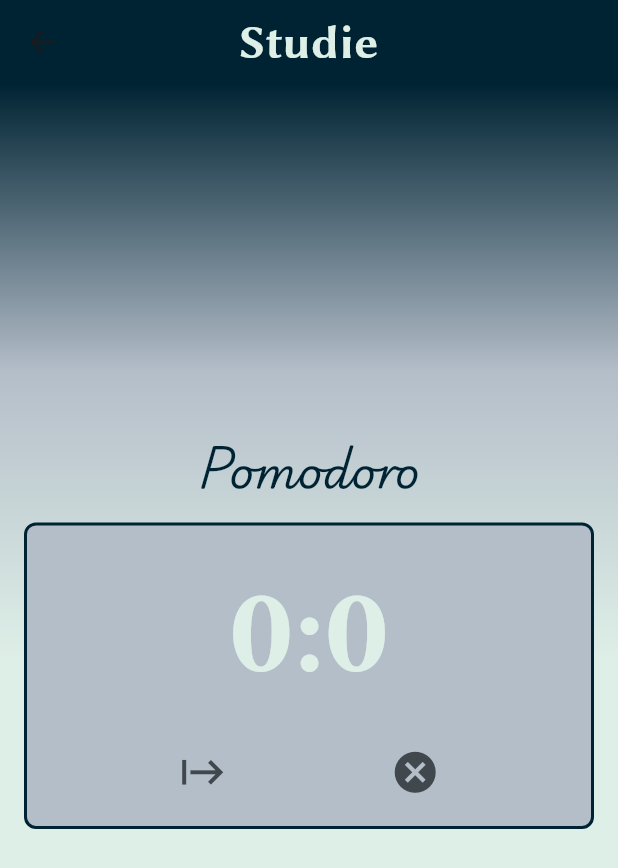
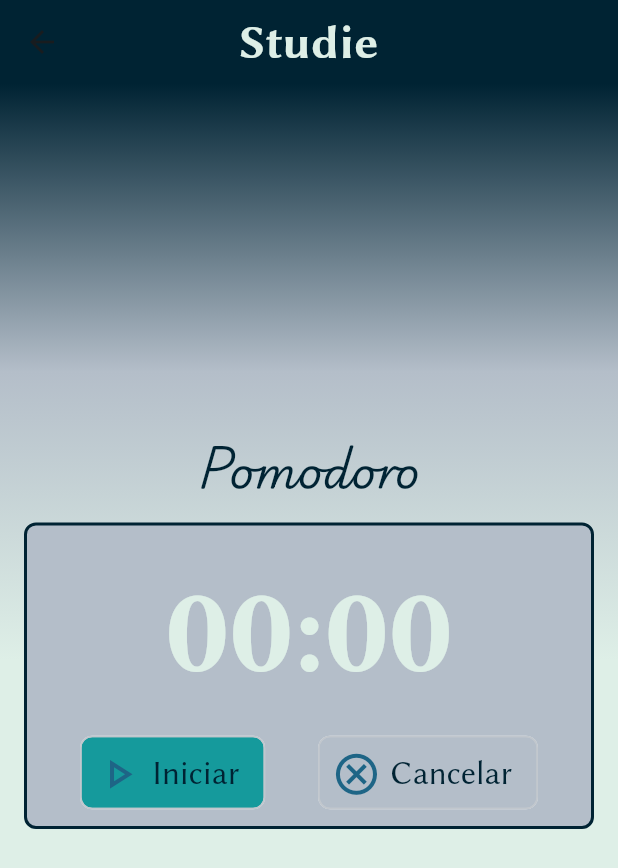
Before and after one commit to DanielBrown1998/studie, a Flutter app: the TimerScreen screen opened directly, on a phone screen of 412 x 824 dp. Shown: the top 868 px of the screen. Run offline on Flutter 3.47's test engine with Material 3 defaults, Android fonts, the phone set to English and light mode, and no system bars; our stand-ins replace carousel_slider, drift, drift_flutter, firebase_core, get, lottie; accounts and stored records are empty; generated files the repository leaves out were written again.

Commit message:
feat: layout button in timer page

```diff
--- a/app/lib/ui/screens/timer/logic/timer_logic.dart
+++ b/app/lib/ui/screens/timer/logic/timer_logic.dart
@@ -6,6 +6,7 @@ class TimerLogic extends GetxController with StateMixin<Duration> {
   Rx<Duration> time = Duration.zero.obs;
   Timer timer = Timer(Duration.zero, () {});
   RxBool isPlaying = false.obs;
+  final int timeLimit = 25;
 
   RxStatus success = RxStatus.success();
   RxStatus loading = RxStatus.loading();
@@ -29,7 +30,7 @@ class TimerLogic extends GetxController with StateMixin<Duration> {
     isPlaying.value = true;
     timer = Timer.periodic(Duration(seconds: 1), (timer) {
       time.value += Duration(seconds: 1);
-      if (time.value >= Duration(minutes: 1)) {
+      if (time.value >= Duration(minutes: timeLimit)) {
         cancelTimer();
         change(Duration.zero, status: empty);
         //TODO emitir alarme;
@@ -41,16 +42,14 @@ class TimerLogic extends GetxController with StateMixin<Duration> {
   pauseTimer() {
     if (isPlaying.value) {
       timer.cancel();
-      isPlaying.value = !isPlaying.value;
+      isPlaying.value = false;
     }
   }
 
   cancelTimer() {
-    if (isPlaying.value) {
-      timer.cancel();
-      time.value = Duration.zero;
-      isPlaying.value = !isPlaying.value;
-    }
+    timer.cancel();
+    time.value = Duration.zero;
+    isPlaying.value = false;
   }
 
   @override
--- a/app/lib/ui/screens/timer/page/timer.dart
+++ b/app/lib/ui/screens/timer/page/timer.dart
@@ -92,7 +92,7 @@ class TimerScreen extends GetView<TimerLogic> {
                         mainAxisSize: MainAxisSize.max,
                         children: [
                           Text(
-                            "${controller.time.value.inMinutes}:${controller.time.value.inSeconds % 60}",
+                            "${controller.time.value.inMinutes.toString().padLeft(2, "0")}:${(controller.time.value.inSeconds % 60).toString().padLeft(2, "0")}",
                             style: StudieTheme.textTheme.titleLarge!.copyWith(
                               fontSize: Get.height * .1,
                             ),
@@ -103,30 +103,68 @@ class TimerScreen extends GetView<TimerLogic> {
                             mainAxisSize: MainAxisSize.max,
                             children: [
                               (!controller.isPlaying.value)
-                                  ? IconButton(
-                                    icon: Icon(
-                                      Icons.start,
-                                      size: Get.height * .04,
+                                  ? InkWell(
+                                    splashColor: StudieTheme.primaryColor,
+
+                                    child: Chip(
+                                      backgroundColor:
+                                          StudieTheme.secondaryColor,
+                                      elevation: 10,
+                                      label: Text(
+                                        "Iniciar".tr,
+                                        style: StudieTheme.textTheme.bodyMedium,
+                                      ),
+                                      avatar: Center(
+                                        child: Icon(
+                                          Icons.play_arrow_outlined,
+                                          size: Get.height * .04,
+                                        ),
+                                      ),
                                     ),
-                                    onPressed: () {
+                                    onTap: () {
                                       controller.startTimer();
                                     },
                                   )
-                                  : IconButton(
-                                    icon: Icon(
-                                      Icons.pause,
-                                      size: Get.height * .04,
+                                  : InkWell(
+                                    splashColor: StudieTheme.secondaryColor,
+
+                                    child: Chip(
+                                      backgroundColor:
+                                          StudieTheme.terciaryColor,
+                                      elevation: 10,
+                                      label: Text(
+                                        "Pausar".tr,
+                                        style: StudieTheme.textTheme.bodyMedium,
+                                      ),
+                                      avatar: Center(
+                                        child: Icon(
+                                          Icons.pause,
+                                          size: Get.height * .04,
+                                        ),
+                                      ),
                                     ),
-                                    onPressed: () {
+                                    onTap: () {
                                       controller.pauseTimer();
                                     },
                                   ),
-                              IconButton(
-                                icon: Icon(
-                                  Icons.cancel,
-                                  size: Get.height * .04,
+                              InkWell(
+                                splashColor: StudieTheme.secondaryColor,
+
+                                child: Chip(
+                                  backgroundColor: StudieTheme.terciaryColor,
+                                  elevation: 10,
+                                  label: Text(
+                                    "Cancelar".tr,
+                                    style: StudieTheme.textTheme.bodyMedium,
+                                  ),
+                                  avatar: Center(
+                                    child: Icon(
+                                      Icons.cancel_outlined,
+                                      size: Get.height * .04,
+                                    ),
+                                  ),
                                 ),
-                                onPressed: () {
+                                onTap: () {
                                   controller.cancelTimer();
                                 },
                               ),
```
